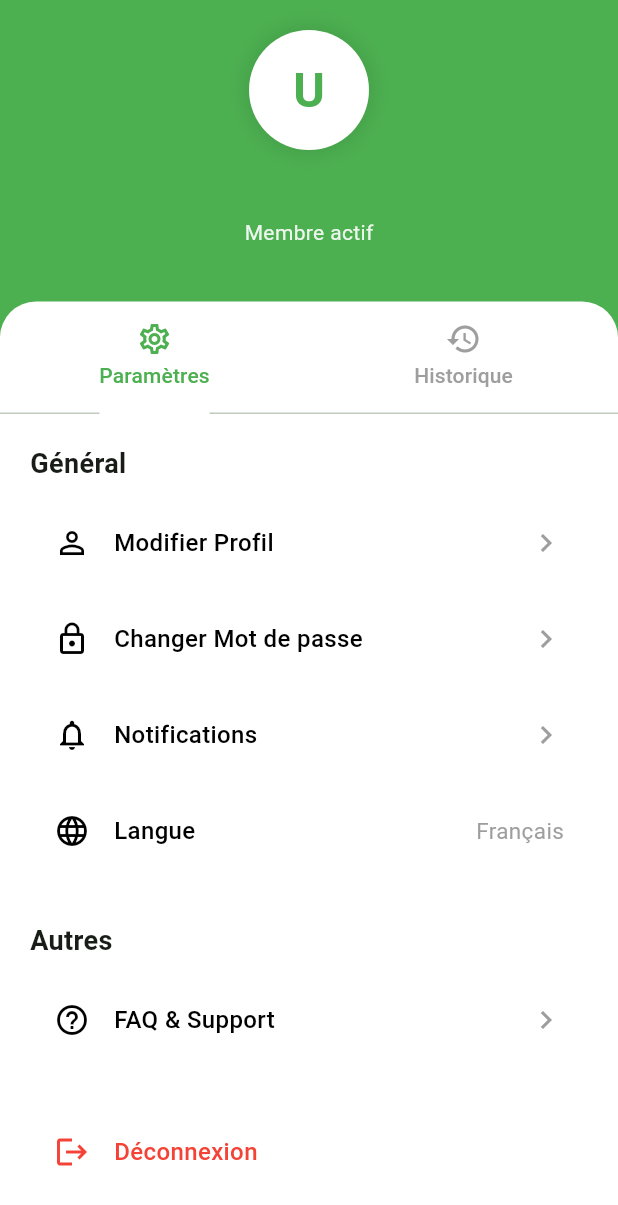
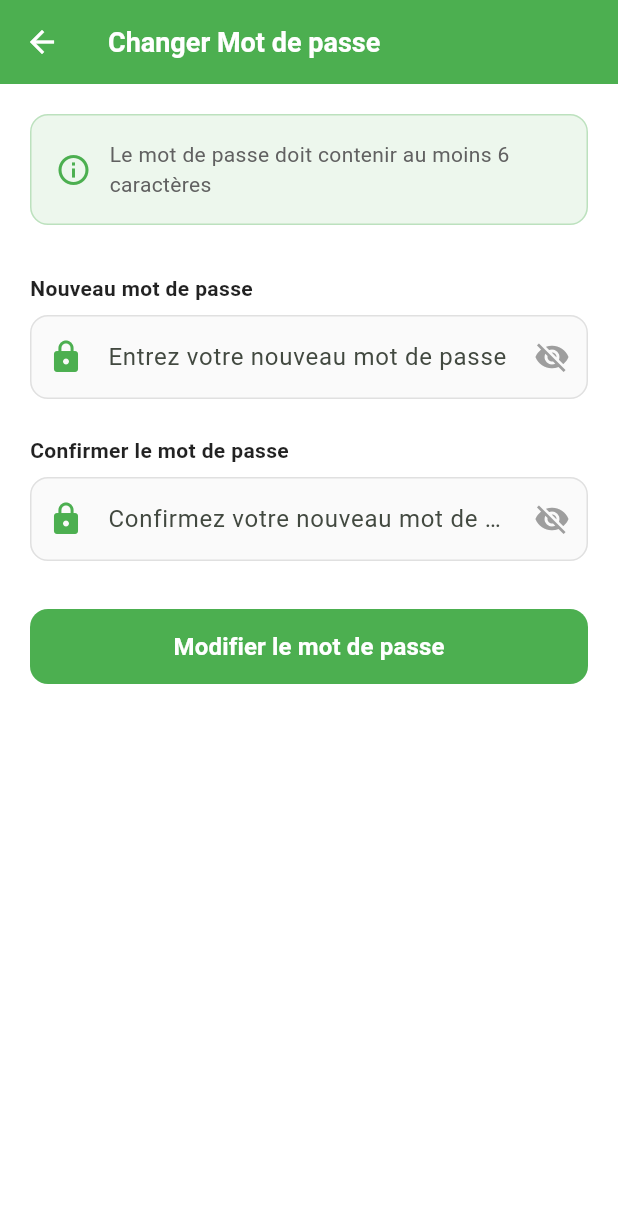
Before and after one commit to Babacargueye3101/sen_offre_mobile, a Flutter app: the ProfilScreen screen opened directly, after a tap on "Changer Mot de passe", on a phone screen of 412 x 824 dp. Shown: the top 1205 px of the screen. Run offline on Flutter 3.47's test engine with Material 3 defaults, Android fonts, the light colour scheme and no system bars; our stand-ins replace file_picker, image_picker, permission_handler, shared_preferences, timeago; accounts and stored records are empty; network calls fail.

Commit message:
update password screen

```diff
--- /dev/null
+++ b/lib/screens/change_password_screen.dart
@@ -0,0 +1,270 @@
+import 'package:flutter/material.dart';
+import '../services/user_service.dart';
+
+class ChangePasswordScreen extends StatefulWidget {
+  const ChangePasswordScreen({super.key});
+
+  @override
+  State<ChangePasswordScreen> createState() => _ChangePasswordScreenState();
+}
+
+class _ChangePasswordScreenState extends State<ChangePasswordScreen> {
+  final _formKey = GlobalKey<FormState>();
+  final _newPasswordController = TextEditingController();
+  final _confirmPasswordController = TextEditingController();
+
+  bool _isLoading = false;
+  bool _obscureNewPassword = true;
+  bool _obscureConfirmPassword = true;
+
+  @override
+  void dispose() {
+    _newPasswordController.dispose();
+    _confirmPasswordController.dispose();
+    super.dispose();
+  }
+
+  Future<void> _changePassword() async {
+    if (!_formKey.currentState!.validate()) {
+      return;
+    }
+
+    setState(() {
+      _isLoading = true;
+    });
+
+    try {
+      await UserService.changePassword(
+        newPassword: _newPasswordController.text.trim(),
+        confirmPassword: _confirmPasswordController.text.trim(),
+      );
+
+      if (mounted) {
+        ScaffoldMessenger.of(context).showSnackBar(
+          const SnackBar(
+            content: Text('Mot de passe modifié avec succès !'),
+            backgroundColor: Color(0xFF4CAF50),
+          ),
+        );
+        Navigator.pop(context);
+      }
+    } catch (e) {
+      if (mounted) {
+        ScaffoldMessenger.of(context).showSnackBar(
+          SnackBar(
+            content: Text('Erreur: $e'),
+            backgroundColor: Colors.red,
+          ),
+        );
+      }
+    } finally {
+      if (mounted) {
+        setState(() {
+          _isLoading = false;
+        });
+      }
+    }
+  }
+
+  @override
+  Widget build(BuildContext context) {
+    return Scaffold(
+      backgroundColor: Colors.white,
+      appBar: AppBar(
+        backgroundColor: const Color(0xFF4CAF50),
+        elevation: 0,
+        title: const Text(
+          'Changer Mot de passe',
+          style: TextStyle(
+            color: Colors.white,
+            fontSize: 18,
+            fontWeight: FontWeight.bold,
+          ),
+        ),
+        leading: IconButton(
+          icon: const Icon(Icons.arrow_back, color: Colors.white),
+          onPressed: () => Navigator.pop(context),
+        ),
+      ),
+      body: Form(
+        key: _formKey,
+        child: ListView(
+          padding: const EdgeInsets.all(20),
+          children: [
+            // Info
+            Container(
+              padding: const EdgeInsets.all(16),
+              decoration: BoxDecoration(
+                color: const Color(0xFF4CAF50).withOpacity(0.1),
+                borderRadius: BorderRadius.circular(12),
+                border: Border.all(
+                  color: const Color(0xFF4CAF50).withOpacity(0.3),
+                ),
+              ),
+              child: Row(
+                children: [
+                  Icon(
+                    Icons.info_outline,
+                    color: const Color(0xFF4CAF50),
+                    size: 24,
+                  ),
+                  const SizedBox(width: 12),
+                  Expanded(
+                    child: Text(
+                      'Le mot de passe doit contenir au moins 6 caractères',
+                      style: TextStyle(
+                        color: Colors.grey[700],
+                        fontSize: 14,
+                      ),
+                    ),
+                  ),
+                ],
+              ),
+            ),
+            const SizedBox(height: 32),
+
+            // Nouveau mot de passe
+            const Text(
+              'Nouveau mot de passe',
+              style: TextStyle(
+                fontSize: 14,
+                fontWeight: FontWeight.w600,
+                color: Colors.black87,
+              ),
+            ),
+            const SizedBox(height: 8),
+            TextFormField(
+              controller: _newPasswordController,
+              obscureText: _obscureNewPassword,
+              decoration: InputDecoration(
+                hintText: 'Entrez votre nouveau mot de passe',
+                prefixIcon: const Icon(Icons.lock, color: Color(0xFF4CAF50)),
+                suffixIcon: IconButton(
+                  icon: Icon(
+                    _obscureNewPassword ? Icons.visibility_off : Icons.visibility,
+                    color: Colors.grey,
+                  ),
+                  onPressed: () {
+                    setState(() {
+                      _obscureNewPassword = !_obscureNewPassword;
+                    });
+                  },
+                ),
+                border: OutlineInputBorder(
+                  borderRadius: BorderRadius.circular(12),
+                  borderSide: BorderSide(color: Colors.grey[300]!),
+                ),
+                enabledBorder: OutlineInputBorder(
+                  borderRadius: BorderRadius.circular(12),
+                  borderSide: BorderSide(color: Colors.grey[300]!),
+                ),
+                focusedBorder: OutlineInputBorder(
+                  borderRadius: BorderRadius.circular(12),
+                  borderSide: const BorderSide(color: Color(0xFF4CAF50), width: 2),
+                ),
+                filled: true,
+                fillColor: Colors.grey[50],
+              ),
+              validator: (value) {
+                if (value == null || value.isEmpty) {
+                  return 'Veuillez entrer un nouveau mot de passe';
+                }
+                if (value.length < 6) {
+                  return 'Le mot de passe doit contenir au moins 6 caractères';
+                }
+                return null;
+              },
+            ),
+            const SizedBox(height: 24),
+
+            // Confirmer mot de passe
+            const Text(
+              'Confirmer le mot de passe',
+              style: TextStyle(
+                fontSize: 14,
+                fontWeight: FontWeight.w600,
+                color: Colors.black87,
+              ),
+            ),
+            const SizedBox(height: 8),
+            TextFormField(
+              controller: _confirmPasswordController,
+              obscureText: _obscureConfirmPassword,
+              decoration: InputDecoration(
+                hintText: 'Confirmez votre nouveau mot de passe',
+                prefixIcon: const Icon(Icons.lock, color: Color(0xFF4CAF50)),
+                suffixIcon: IconButton(
+                  icon: Icon(
+                    _obscureConfirmPassword ? Icons.visibility_off : Icons.visibility,
+                    color: Colors.grey,
+                  ),
+                  onPressed: () {
+                    setState(() {
+                      _obscureConfirmPassword = !_obscureConfirmPassword;
+                    });
+                  },
+                ),
+                border: OutlineInputBorder(
+                  borderRadius: BorderRadius.circular(12),
+                  borderSide: BorderSide(color: Colors.grey[300]!),
+                ),
+                enabledBorder: OutlineInputBorder(
+                  borderRadius: BorderRadius.circular(12),
+                  borderSide: BorderSide(color: Colors.grey[300]!),
+                ),
+                focusedBorder: OutlineInputBorder(
+                  borderRadius: BorderRadius.circular(12),
+                  borderSide: const BorderSide(color: Color(0xFF4CAF50), width: 2),
+                ),
+                filled: true,
+                fillColor: Colors.grey[50],
+              ),
+              validator: (value) {
+                if (value == null || value.isEmpty) {
+                  return 'Veuillez confirmer votre mot de passe';
+                }
+                if (value != _newPasswordController.text) {
+                  return 'Les mots de passe ne correspondent pas';
+                }
+                return null;
+              },
+            ),
+            const SizedBox(height: 32),
+
+            // Bouton de soumission
+            SizedBox(
+              height: 50,
+              child: ElevatedButton(
+                onPressed: _isLoading ? null : _changePassword,
+                style: ElevatedButton.styleFrom(
+                  backgroundColor: const Color(0xFF4CAF50),
+                  foregroundColor: Colors.white,
+                  shape: RoundedRectangleBorder(
+                    borderRadius: BorderRadius.circular(12),
+                  ),
+                  elevation: 0,
+                ),
+                child: _isLoading
+                    ? const SizedBox(
+                        height: 20,
+                        width: 20,
+                        child: CircularProgressIndicator(
+                          strokeWidth: 2,
+                          valueColor: AlwaysStoppedAnimation<Color>(Colors.white),
+                        ),
+                      )
+                    : const Text(
+                        'Modifier le mot de passe',
+                        style: TextStyle(
+                          fontSize: 16,
+                          fontWeight: FontWeight.w600,
+                        ),
+                      ),
+              ),
+            ),
+          ],
+        ),
+      ),
+    );
+  }
+}
--- a/lib/screens/profil_screen.dart
+++ b/lib/screens/profil_screen.dart
@@ -7,6 +7,7 @@ import 'onboarding_screen.dart';
 import 'post_detail_screen.dart';
 import 'edit_profile_screen.dart';
 import 'faq_screen.dart';
+import 'change_password_screen.dart';
 
 class ProfilScreen extends StatefulWidget {
   const ProfilScreen({super.key});
@@ -250,7 +251,14 @@ class _ProfilScreenState extends State<ProfilScreen> with SingleTickerProviderSt
             _buildMenuItem(
               icon: Icons.lock_outline,
               title: 'Changer Mot de passe',
-              onTap: () {},
+              onTap: () {
+                Navigator.push(
+                  context,
+                  MaterialPageRoute(
+                    builder: (context) => const ChangePasswordScreen(),
+                  ),
+                );
+              },
             ),
             _buildMenuItem(
               icon: Icons.notifications_outlined,
```
Also changed, not shown: lib/services/user_service.dart (+63 -0 lines).
